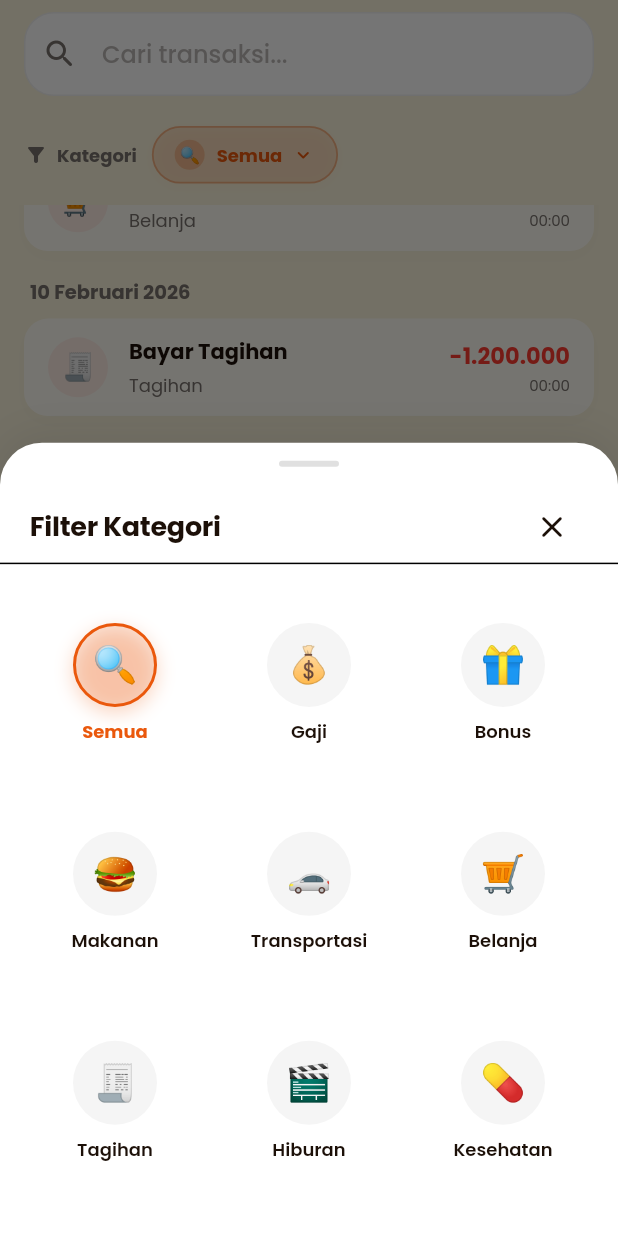
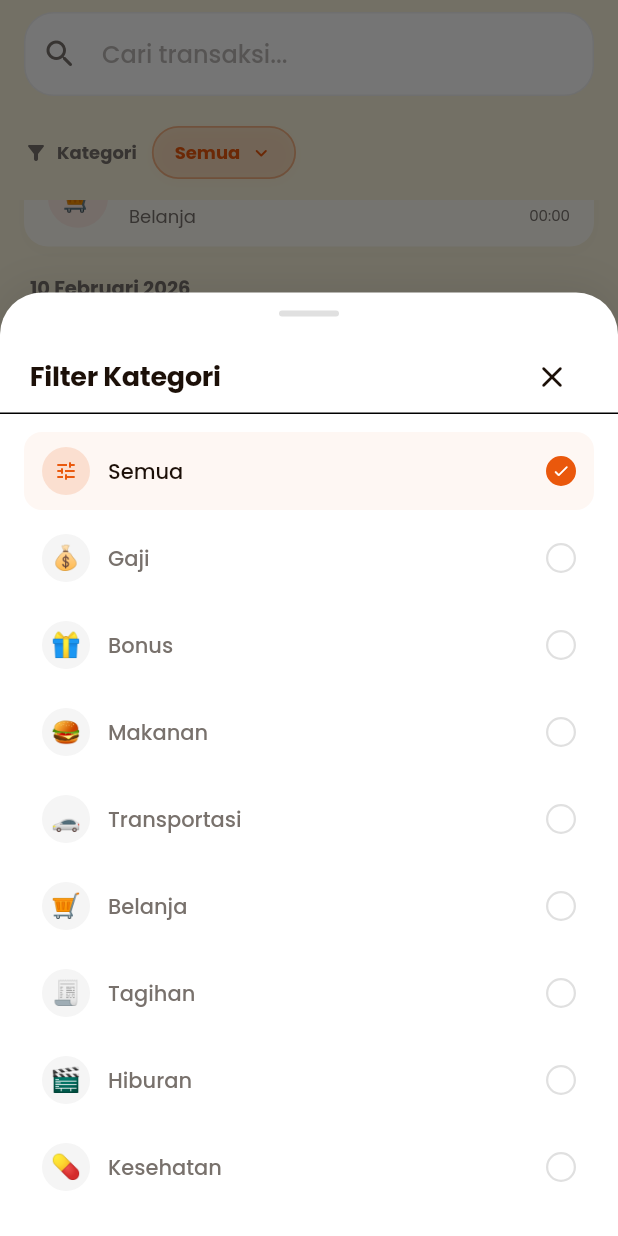
Before and after one commit to Umam07/Uangku, a Flutter app: the HistoryScreen screen opened directly, scrolled down 1152 dp, after a tap on "Semua", on a phone screen of 412 x 824 dp. Run offline on Flutter 3.47's test engine with Material 3 defaults, Android fonts, the phone set to English and light mode, and no system bars; our stand-ins replace fl_chart, google_fonts, shared_preferences; accounts and stored records are empty.

Commit message:
style(history): redesign category filter trigger and bottom sheet list
- Remove magnifying glass emoji from 'Semua' selected category pill to prevent search bar conflict.
- Convert category filter bottom sheet grid into a compact vertical list.
- Add minimalist circular icon containers, checkmark selection indicators, and subtle primary orange selection tints to the list items.

```diff
--- a/lib/screens/history_screen.dart
+++ b/lib/screens/history_screen.dart
@@ -143,20 +143,14 @@ class _HistoryScreenState extends State<HistoryScreen> {
                   ),
                 ),
                 const Divider(height: 1),
-                const SizedBox(height: 20),
+                const SizedBox(height: 12),
                 Padding(
-                  padding: const EdgeInsets.symmetric(horizontal: 20.0),
-                  child: GridView.builder(
+                  padding: const EdgeInsets.symmetric(horizontal: 16.0),
+                  child: ListView.separated(
                     shrinkWrap: true,
                     physics: const NeverScrollableScrollPhysics(),
-                    gridDelegate:
-                        const SliverGridDelegateWithFixedCrossAxisCount(
-                          crossAxisCount: 3,
-                          crossAxisSpacing: 16,
-                          mainAxisSpacing: 20,
-                          childAspectRatio: 0.95,
-                        ),
                     itemCount: _categoriesData.length,
+                    separatorBuilder: (context, index) => const SizedBox(height: 6),
                     itemBuilder: (context, index) {
                       final cat = _categoriesData[index];
                       final catName = cat['name'] as String;
@@ -164,7 +158,7 @@ class _HistoryScreenState extends State<HistoryScreen> {
                       final catColor = cat['color'] as Color;
                       final isSelected = _selectedCategory == catName;
 
-                      return GestureDetector(
+                      return InkWell(
                         onTap: () {
                           setState(() {
                             _selectedCategory = catName;
@@ -172,72 +166,102 @@ class _HistoryScreenState extends State<HistoryScreen> {
                           _applyFilters();
                           Navigator.pop(context);
                         },
-                        child: Column(
-                          mainAxisAlignment: MainAxisAlignment.center,
+                        borderRadius: BorderRadius.circular(12),
+                        child: AnimatedContainer(
+                          duration: const Duration(milliseconds: 150),
+                          padding: const EdgeInsets.symmetric(
+                            horizontal: 12,
+                            vertical: 10,
+                          ),
+                          decoration: BoxDecoration(
+                            color: isSelected
+                                ? AppColors.primary.withValues(alpha: 0.05)
+                                : Colors.transparent,
+                            borderRadius: BorderRadius.circular(12),
+                          ),
+                          child: Row(
                             children: [
-                            AnimatedContainer(
-                              duration: const Duration(milliseconds: 200),
-                              width: 56,
-                              height: 56,
+                              // Circular icon container (24px to 32px max)
+                              Container(
+                                width: 32,
+                                height: 32,
                                 decoration: BoxDecoration(
                                   color: isSelected
                                       ? catColor.withValues(alpha: 0.15)
                                       : (isDark
                                           ? Colors.white.withValues(alpha: 0.06)
-                                          : Colors.black.withValues(
-                                              alpha: 0.04,
-                                            )),
+                                          : Colors.black.withValues(alpha: 0.04)),
                                   shape: BoxShape.circle,
-                                border: Border.all(
-                                  color: isSelected
-                                      ? catColor
-                                      : Colors.transparent,
-                                  width: 2,
-                                ),
-                                boxShadow: isSelected
-                                    ? [
-                                        BoxShadow(
-                                          color: catColor.withValues(
-                                            alpha: 0.25,
-                                          ),
-                                          blurRadius: 10,
-                                          offset: const Offset(0, 4),
-                                        ),
-                                      ]
-                                    : null,
                                 ),
                                 child: Center(
-                                child: Text(
+                                  child: catName == 'Semua'
+                                      ? Icon(
+                                          Icons.tune_rounded,
+                                          size: 16,
+                                          color: isSelected
+                                              ? AppColors.primary
+                                              : (isDark
+                                                  ? Colors.white70
+                                                  : Colors.black54),
+                                        )
+                                      : Text(
                                           catEmoji,
-                                  style: const TextStyle(fontSize: 24),
+                                          style: const TextStyle(fontSize: 16),
                                         ),
                                 ),
                               ),
-                            const SizedBox(height: 8),
-                            Text(
+                              const SizedBox(width: 12),
+                              // Category Name Text
+                              Expanded(
+                                child: Text(
                                   catName,
                                   style: TextStyle(
-                                fontSize: 12,
-                                fontWeight: isSelected
-                                    ? FontWeight.bold
-                                    : FontWeight.w600,
+                                    fontSize: 14,
+                                    fontWeight: FontWeight.w500,
                                     color: isSelected
-                                    ? catColor
+                                        ? (isDark
+                                            ? AppColors.textPrimaryDark
+                                            : AppColors.textPrimary)
                                         : (isDark
-                                          ? AppColors.textPrimaryDark
-                                          : AppColors.textPrimary),
+                                            ? AppColors.textSecondaryDark
+                                            : AppColors.textSecondary),
                                   ),
-                              textAlign: TextAlign.center,
-                              maxLines: 1,
-                              overflow: TextOverflow.ellipsis,
+                                ),
+                              ),
+                              // Selection Indicator (turns orange when selected)
+                              Container(
+                                width: 20,
+                                height: 20,
+                                decoration: BoxDecoration(
+                                  shape: BoxShape.circle,
+                                  color: isSelected
+                                      ? AppColors.primary
+                                      : Colors.transparent,
+                                  border: Border.all(
+                                    color: isSelected
+                                        ? AppColors.primary
+                                        : (isDark
+                                            ? Colors.white30
+                                            : Colors.black12),
+                                    width: 1.5,
+                                  ),
+                                ),
+                                child: isSelected
+                                    ? const Icon(
+                                        Icons.check_rounded,
+                                        size: 12,
+                                        color: Colors.white,
+                                      )
+                                    : null,
                               ),
                             ],
+                          ),
                         ),
                       );
                     },
                   ),
                 ),
-                const SizedBox(height: 30),
+                const SizedBox(height: 20),
               ],
             ),
           ),
@@ -464,6 +488,7 @@ class _HistoryScreenState extends State<HistoryScreen> {
                       child: Row(
                         mainAxisSize: MainAxisSize.min,
                         children: [
+                          if (_selectedCategory != 'Semua') ...[
                             // Emoji circle avatar
                             Container(
                               width: 20,
@@ -482,6 +507,7 @@ class _HistoryScreenState extends State<HistoryScreen> {
                               ),
                             ),
                             const SizedBox(width: 8),
+                          ],
                           // Category Name
                           Text(
                             _selectedCategory,
```
Lines whose indentation alone changed are shown as unchanged.
